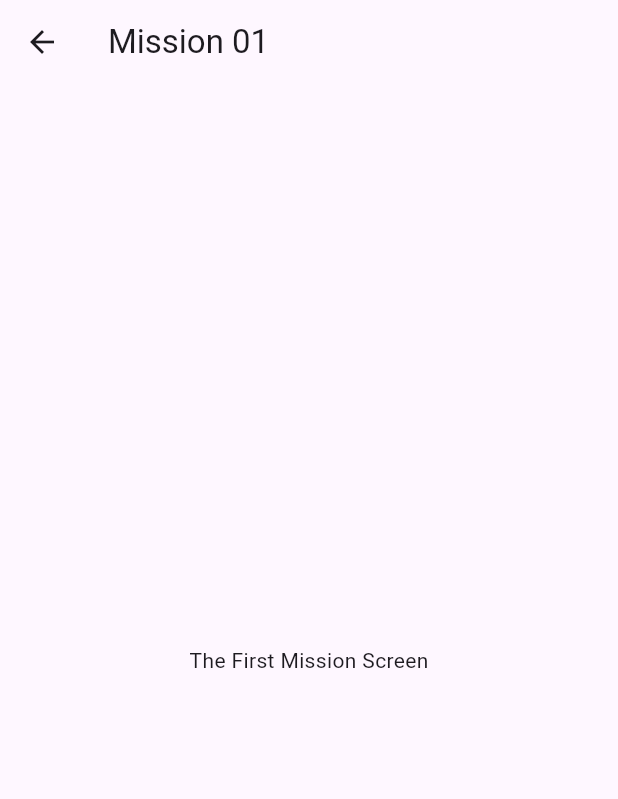
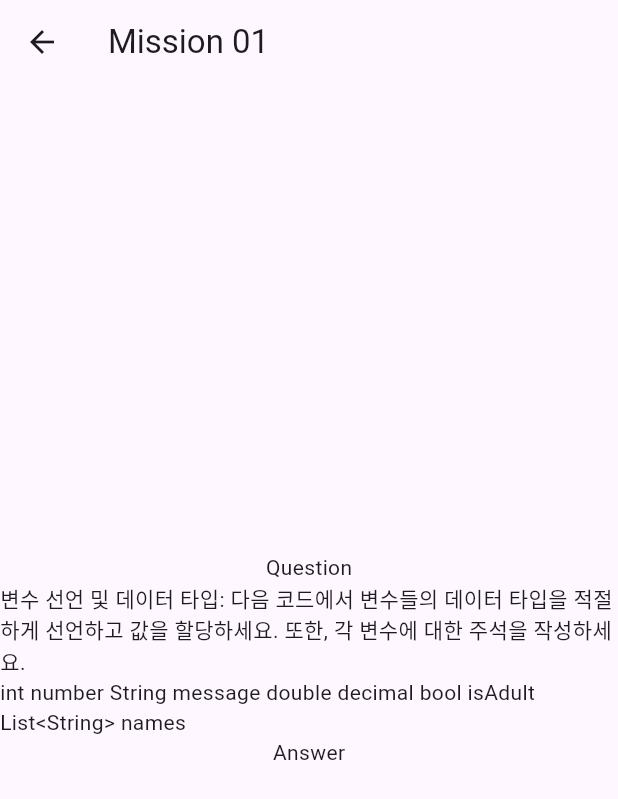
Before and after one commit to drfxsw/flutter_pre, a Flutter app: the screen it shows after launch, after a tap on "Mission 01", on a phone screen of 412 x 824 dp. Shown: the top 799 px of the screen. Run offline on Flutter 3.47's test engine with Material 3 defaults, Android fonts, the phone set to English and light mode, and no system bars.

Commit message:
feat: 미션5 컴포넌트 추가, 페이지이동 설정, mission1 문제 추가

```diff
--- a/lib/components/mission_01.dart
+++ b/lib/components/mission_01.dart
@@ -8,7 +8,18 @@ class Mission01Screen extends StatelessWidget {
         title: Text('Mission 01'),
       ),
       body: Center(
-        child: Text('The First Mission Screen'),
+        child: Column(
+          mainAxisAlignment: MainAxisAlignment.center,
+          children: <Widget>[
+            Text('Question',
+            //좌측정렬
+              style: TextStyle()
+           ),
+            Text('변수 선언 및 데이터 타입: 다음 코드에서 변수들의 데이터 타입을 적절하게 선언하고 값을 할당하세요. 또한, 각 변수에 대한 주석을 작성하세요.',),
+            Text('int number String message double decimal bool isAdult List<String> names'),
+            Text('Answer')
+          ],
+        ),
       ),
     );
   }
--- a/lib/main.dart
+++ b/lib/main.dart
@@ -3,6 +3,7 @@ import 'components/mission_01.dart';
 import 'components/mission_02.dart';
 import 'components/mission_03.dart';
 import 'components/mission_04.dart';
+import 'components/mission_05.dart';
 
 void main() {
   runApp(MyApp());
@@ -68,6 +69,16 @@ class MainScreen extends StatelessWidget {
               },
               child: Text('Mission 04'),
             ),
+            ElevatedButton(
+              onPressed: () {
+                // 버튼 클릭시 mission_04.dart 파일의 화면으로 이동
+                Navigator.push(
+                  context,
+                  MaterialPageRoute(builder: (context) => Mission05Screen()),
+                );
+              },
+              child: Text('Mission 05'),
+            ),
           ],
         ),
       ),
```
Also changed, not shown: lib/components/mission_05.dart (added, +16 -0 lines).
